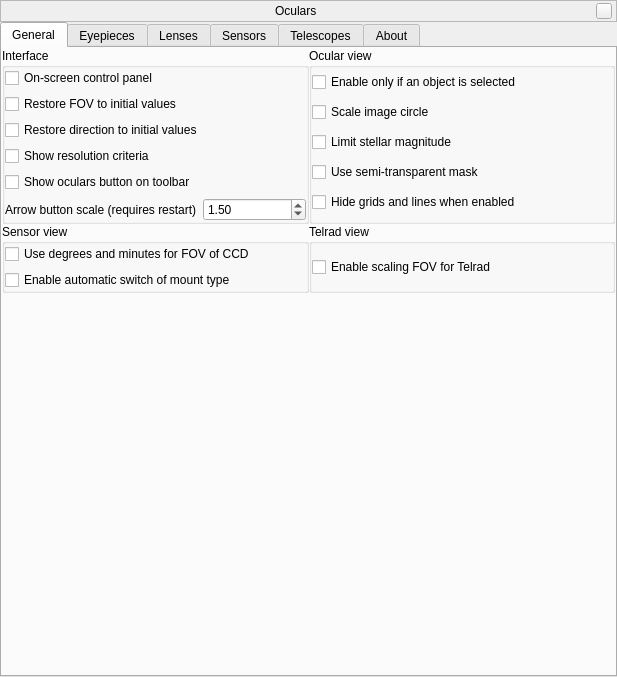
Above: plugins/Oculars/src/gui/ocularDialog.ui from 519984307/stellarium_src before the change. Below: the same form after it.
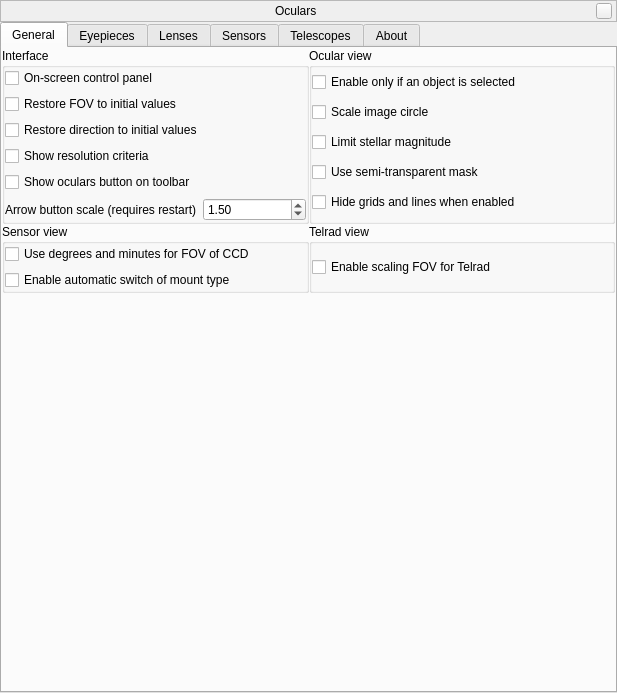
That is the form after the change. Icons and pictures are not drawn. Custom widgets are drawn as their Qt base class.

Commit message: Added tooltip for 'Prism/CCD distance (mm)' option

Patch:
```diff
--- a/plugins/Oculars/src/gui/ocularDialog.ui
+++ b/plugins/Oculars/src/gui/ocularDialog.ui
@@ -7,7 +7,7 @@
     <x>0</x>
     <y>0</y>
     <width>617</width>
-    <height>677</height>
+    <height>693</height>
    </rect>
   </property>
   <property name="sizePolicy">
```
Left out of the diff: 3 changed lines with no effect on the pictures.
